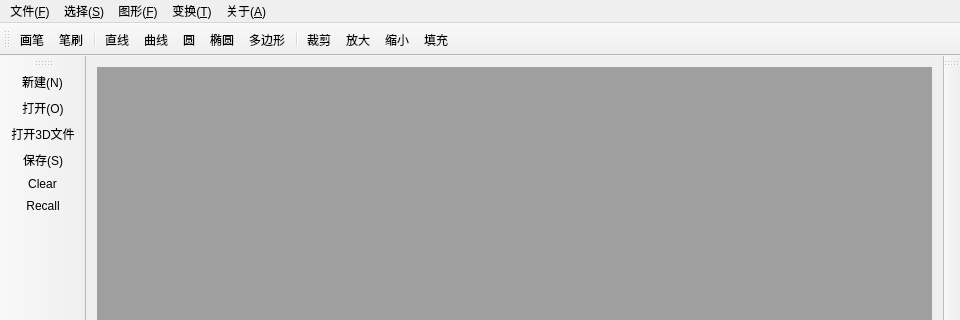
Old version of the form mainwindow.ui in the repository Tsunaou/GraphicsYoung; both pictures show x 0 to 960 and y 0 to 320 of the 960 by 600 pixel window.
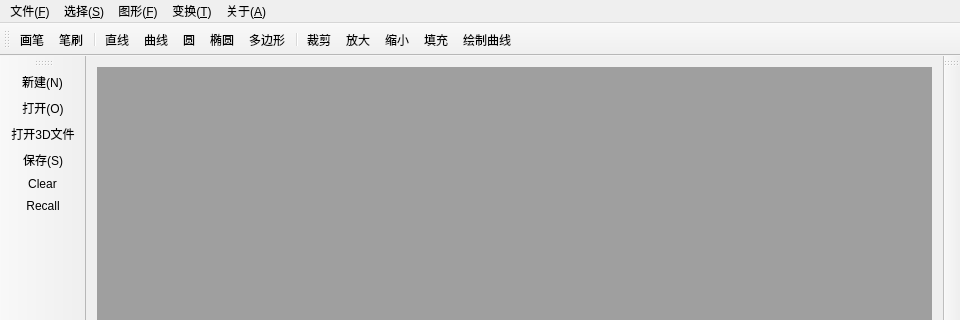
New version of the form. Icons and pictures are not drawn.

Commit message: 增加了不能编辑的曲线

```diff
--- a/mainwindow.ui
+++ b/mainwindow.ui
@@ -105,6 +105,7 @@
    <addaction name="actionBigger"/>
    <addaction name="actionSmaller"/>
    <addaction name="actionFiller"/>
+   <addaction name="actionDrawCurve"/>
   </widget>
   <widget class="QStatusBar" name="statusBar"/>
   <widget class="QToolBar" name="toolBar">
@@ -422,6 +423,11 @@
     <string>打开3D文件</string>
    </property>
   </action>
+  <action name="actionDrawCurve">
+   <property name="text">
+    <string>绘制曲线</string>
+   </property>
+  </action>
  </widget>
  <layoutdefault spacing="6" margin="11"/>
  <resources>
```
The commit also changes 10 other files.
